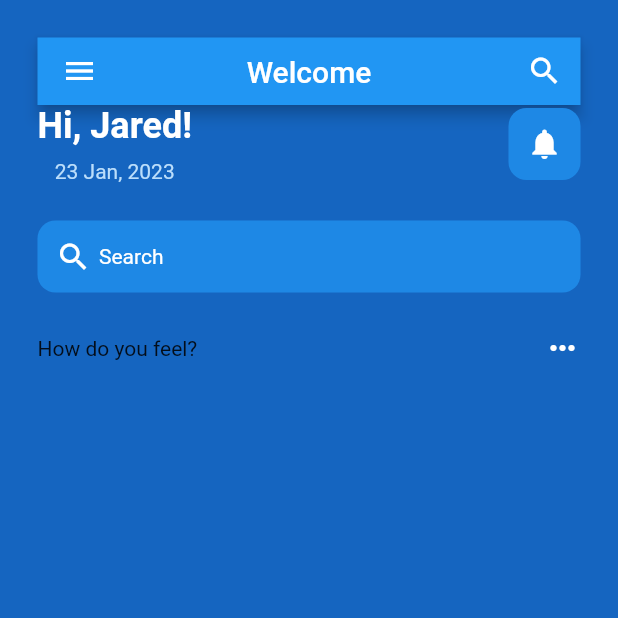
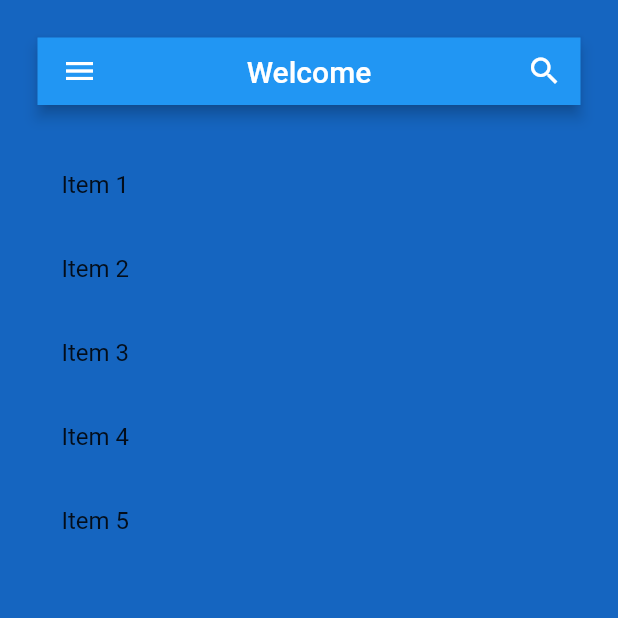
Before and after one commit to Ekta549/healthapp, a Flutter app: the screen it shows after launch, on a phone screen of 412 x 824 dp, the top half of it. Run offline on Flutter 3.47's test engine with Material 2 defaults, Android fonts, the phone set to English and light mode, and no system bars.

Commit message:
Update home_page.dart

```diff
--- a/lib/pages/home_page.dart
+++ b/lib/pages/home_page.dart
@@ -1,6 +1,4 @@
-// ignore_for_file: prefer_const_literals_to_create_immutables, prefer_const_constructors, avoid_unnecessary_containers, avoid_print
-
-import "package:flutter/material.dart";
+import 'package:flutter/material.dart';
 import 'package:mentalhealthapp/main.dart';
 
 class HomePage extends StatefulWidget {
@@ -11,138 +9,63 @@ class HomePage extends StatefulWidget {
 }
 
 class _HomePageState extends State<HomePage> {
+  // Sample list of items for the ListView.builder
+  final List<String> items = [
+    'Item 1',
+    'Item 2',
+    'Item 3',
+    'Item 4',
+    'Item 5',
+  ];
+
   @override
   Widget build(BuildContext context) {
     return Scaffold(
       backgroundColor: Colors.blue[800],
       body: SafeArea(
         child: Padding(
-            padding: EdgeInsets.all(25.0),
+          padding: const EdgeInsets.all(25.0),
           child: Column(children: [
             AppBar(
               toolbarHeight: 45,
-                title: Text('Welcome'),
+              title: const Text('Welcome'),
               centerTitle: true,
-                leading: Icon(Icons.menu),
+              leading: const Icon(Icons.menu),
               actions: [
                 IconButton(
-
-                      icon: Icon(Icons.search),
+                  icon: const Icon(Icons.search),
                   onPressed: () {
+                    // ignore: avoid_print
                     print("Search pressed");
-                      })
-                ],
-                //greetings row
-              ),
-
-              Container(
-                child: Row(
-                  mainAxisAlignment: MainAxisAlignment.spaceBetween,
-                  children: [
-                    // Hi Jared!
-                    Column(
-                      children: [
-                        Text(
-                          'Hi, Jared!',
-                          style: TextStyle(
-                            color: Colors.white,
-                            fontSize: 24,
-                            fontWeight: FontWeight.bold,
-                          ),
-                          textAlign: TextAlign.center,
-                        ),
-                        SizedBox(
-                          height: 8,
-                        ), //SizeBox
-
-                        Text(
-                          '23 Jan, 2023',
-                          style: TextStyle(color: Colors.blue[100]),
-                        ),
-                      ],
-                    ),
-                    //Notification
-                    Container(
-                      decoration: BoxDecoration(
-                        color: Colors.blue[600],
-                        borderRadius: BorderRadius.circular(12),
-                      ), //BoxDecoration
-                      padding: EdgeInsets.all(12),
-                      child: Icon(
-                        Icons.notifications,
-                        color: Colors.white,
-                      ),
+                  },
                 )
               ],
             ),
-              ),
 
-              SizedBox(
+            // Rest of the UI elements
+
+            const SizedBox(
               height: 25,
             ),
 
-              //search bar
-              Container(
-                decoration: BoxDecoration(
-                  color: Colors.blue[600],
-                  borderRadius: BorderRadius.circular(12),
-                ), //BoxDecoration
-                padding: EdgeInsets.all(12),
-                child: Row(
-                  children: [
-                    Icon(
-                      Icons.search,
-                      color: Colors.white,
+            // Insert ListView.builder here
+            Expanded(
+              child: ListView.builder(
+                itemCount: items.length,
+                itemBuilder: (context, index) {
+                  final item = items[index];
+                  return ListTile(
+                    title: Text(item),
+                    onTap: () {
+                      // Handle item tap here if needed
+                    },
+                  );
+                },
               ),
-                    SizedBox(
-                      width: 5,
-                    ),
-                    Text(
-                      'Search',
-                      style: TextStyle(
-                        color: Colors.white,
-                      ),
-                    ),
-                  ],
-                ),
-              ),
-
-              SizedBox(
-                height: 25,
-              ),
-
-              //how do you feel?
-              Row(
-                mainAxisAlignment: MainAxisAlignment.spaceBetween,
-                children: [
-                  Text(
-                    'How do you feel?',
-                  ),
-                  Icon(
-                    Icons.more_horiz,
-                    color: Colors.white,
-                  ),
-                ],
-              ),
-              SizedBox(
-                height: 25,
-              ),
-
-              //4 different faces
-              Row(
-                mainAxisAlignment: MainAxisAlignment.spaceBetween,
-                children: [
-                  //bad
-
-                  //fine
-
-                  //well
-
-                  //excellent
-                ],
             ),
           ]),
         ),
-        ));
+      ),
+    );
   }
 }
```
Lines whose indentation alone changed are shown as unchanged.
